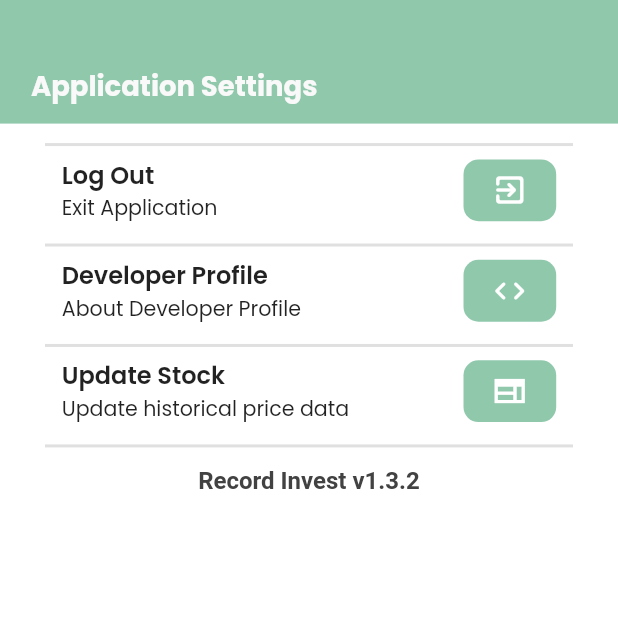
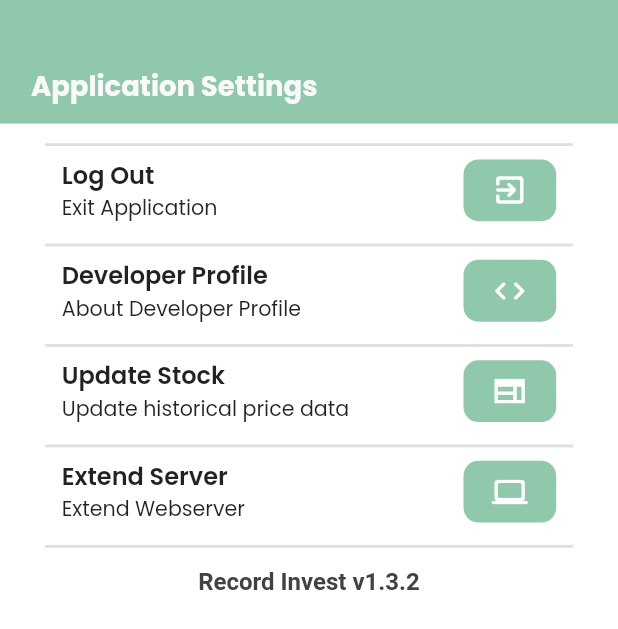
Before and after one commit to dafageraldine/recordinvest, a Flutter app: the SettingsPage widget shown alone on an empty page, opened directly, on a phone screen of 412 x 824 dp. Shown: the top 629 px of the screen. Run offline on Flutter 3.47's test engine with Material 2 defaults, Android fonts, the phone set to English and light mode, and no system bars; our stand-ins replace dropdown_search, flutter_screenutil, get, google_fonts, lottie, persistent_bottom_nav_bar and 3 more; accounts and stored records are empty.

Commit message:
update stock done but problem with server, need investigate

```diff
--- a/lib/screens/settings/settings.dart
+++ b/lib/screens/settings/settings.dart
@@ -102,7 +102,10 @@ class SettingsPage extends StatelessWidget {
                   padding: EdgeInsets.only(right: 0.1.sw),
                   child: InkWell(
                     onTap: () {
-                      Get.to(const InitialPage());
+                      Get.to(InitialPage(
+                        urlweb: 'http://dafageraldine.pythonanywhere.com/',
+                        title: "Developer",
+                      ));
 
                       // Navigator.push(context,
                       //     MaterialPageRoute(builder: (context) => Login()));
@@ -176,6 +179,59 @@ class SettingsPage extends StatelessWidget {
           indent: 30,
           endIndent: 30,
         ),
+        Padding(
+          padding: EdgeInsets.only(left: 0.1.sw),
+          child: Align(
+            alignment: Alignment.centerLeft,
+            child: Row(
+              mainAxisAlignment: MainAxisAlignment.spaceBetween,
+              children: [
+                Column(
+                  crossAxisAlignment: CrossAxisAlignment.start,
+                  children: [
+                    Text("Extend Server",
+                        style: GoogleFonts.poppins(
+                            fontWeight: FontWeight.w600, fontSize: 14.sp)),
+                    Text("Extend Webserver",
+                        style: GoogleFonts.poppins(
+                            fontWeight: FontWeight.normal, fontSize: 12.sp))
+                  ],
+                ),
+                Padding(
+                  padding: EdgeInsets.only(right: 0.1.sw),
+                  child: InkWell(
+                    onTap: () {
+                      Get.to(InitialPage(
+                        urlweb: 'https://www.pythonanywhere.com/',
+                        title: 'Webserver',
+                      ));
+
+                      // Navigator.push(context,
+                      //     MaterialPageRoute(builder: (context) => Login()));
+                    },
+                    child: Container(
+                      width: 0.15.sw,
+                      height: 0.05.sh,
+                      decoration: BoxDecoration(
+                        borderRadius: BorderRadius.circular(10),
+                        color: theme,
+                      ),
+                      child: const Icon(Icons.computer_rounded,
+                          color: Colors.white),
+                    ),
+                  ),
+                )
+              ],
+            ),
+          ),
+        ),
+        5.verticalSpace,
+        Divider(
+          color: Colors.grey.shade300,
+          thickness: 2,
+          indent: 30,
+          endIndent: 30,
+        ),
         5.verticalSpace,
         const AppVersion()
       ]),
--- a/lib/screens/submenu/updatestock.dart
+++ b/lib/screens/submenu/updatestock.dart
@@ -17,6 +17,7 @@ class UpdateStock extends StatelessWidget {
   @override
   Widget build(BuildContext context) {
     return Scaffold(
+      resizeToAvoidBottomInset: false,
       backgroundColor: Colors.white,
       body: Column(crossAxisAlignment: CrossAxisAlignment.start, children: [
         AppBarWithBackButton(
--- a/lib/screens/web_view/webview.dart
+++ b/lib/screens/web_view/webview.dart
@@ -4,7 +4,8 @@ import 'package:flutter/material.dart';
 import 'package:webview_flutter/webview_flutter.dart';
 
 class WebViewPage extends StatefulWidget {
-  const WebViewPage({required this.controller, super.key});
+  String urlweb;
+  WebViewPage({required this.controller, super.key, required this.urlweb});
 
   final Completer<WebViewController> controller;
 
@@ -21,7 +22,7 @@ class _WebViewPageState extends State<WebViewPage> {
     return Stack(
       children: [
         WebView(
-          initialUrl: 'http://dafageraldine.pythonanywhere.com/',
+          initialUrl: widget.urlweb,
           javascriptMode: JavascriptMode.unrestricted,
           onWebViewCreated: (webViewController) {
             widget.controller.complete(webViewController);
--- a/lib/screens/web_view/webviewnavigator.dart
+++ b/lib/screens/web_view/webviewnavigator.dart
@@ -4,7 +4,8 @@ import 'package:flutter/material.dart';
 import 'package:webview_flutter/webview_flutter.dart';
 
 class WebViewNavigator extends StatelessWidget {
-  const WebViewNavigator({required this.controller, super.key});
+  String urlweb;
+  WebViewNavigator({required this.controller, super.key, required this.urlweb});
 
   final Completer<WebViewController> controller;
 
@@ -31,7 +32,7 @@ class WebViewNavigator extends StatelessWidget {
             IconButton(
               icon: const Icon(Icons.home),
               onPressed: () {
-                controller.loadUrl('http://dafageraldine.pythonanywhere.com/');
+                controller.loadUrl(urlweb);
               },
             ),
             IconButton(
```
Also changed, not shown: lib/controller/updatestockcontroller.dart (+30 -1 lines), lib/screens/web_view/initialpage.dart (+7 -4 lines).
